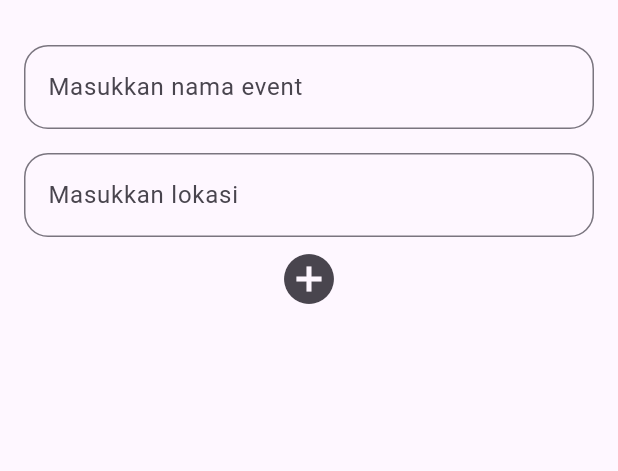
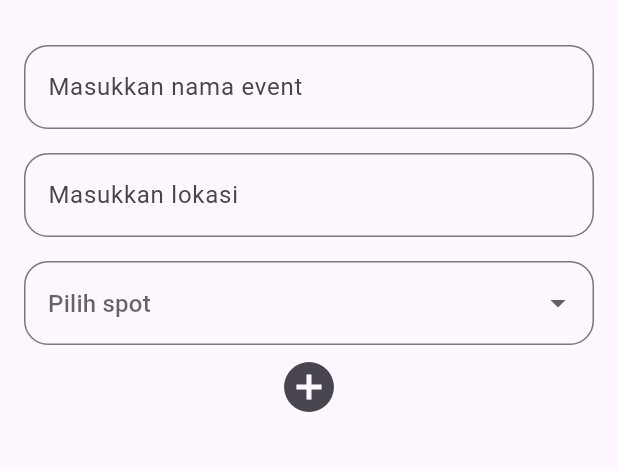
Before and after one commit to bonarwilfredproject/belajar_flutter_ppkd, a Flutter app: the screen it shows after launch, after a tap on "Buat Event", on a phone screen of 412 x 824 dp, the part 63-534 px from its top. Run offline on Flutter 3.47's test engine with Material 3 defaults, Android fonts, the phone set to English and light mode, and no system bars; our stand-ins replace animated_bottom_navigation_bar, shared_preferences, sqflite; accounts and stored records are empty; network calls fail.

Commit message:
ella cantik

```diff
--- a/lib/database/sqflite.dart
+++ b/lib/database/sqflite.dart
@@ -15,7 +15,7 @@ class DBHelper {
           'CREATE TABLE siswa (id INTEGER PRIMARY KEY AUTOINCREMENT, nama TEXT, kelas TEXT)',
         );
         await db.execute(
-          'CREATE TABLE event (id INTEGER PRIMARY KEY AUTOINCREMENT, nama_event TEXT, lokasi TEXT)',
+          'CREATE TABLE event (id INTEGER PRIMARY KEY AUTOINCREMENT, nama_event TEXT, lokasi TEXT, spot TEXT)',
         );
       },
       onUpgrade: (db, oldVersion, newVersion) async {
@@ -26,7 +26,7 @@ class DBHelper {
         }
         if (oldVersion < 3) {
           await db.execute(
-            'CREATE TABLE event (id INTEGER PRIMARY KEY AUTOINCREMENT, nama_event TEXT, lokasi TEXT)',
+            'CREATE TABLE event (id INTEGER PRIMARY KEY AUTOINCREMENT, nama_event TEXT, lokasi TEXT, spot TEXT)',
           );
         }
       },
--- a/lib/models/event_model.dart
+++ b/lib/models/event_model.dart
@@ -5,13 +5,20 @@ class EventModel {
   final int? id;
   final String namaEvent;
   final String lokasi;
-  EventModel({this.id, required this.namaEvent, required this.lokasi});
+  final String spot;
+  EventModel({
+    this.id,
+    required this.namaEvent,
+    required this.lokasi,
+    required this.spot,
+  });
 
   Map<String, dynamic> toMap() {
     return <String, dynamic>{
       'id': id,
       'nama_event': namaEvent,
       'lokasi': lokasi,
+      'spot': spot,
     };
   }
 
@@ -20,6 +27,7 @@ class EventModel {
       id: map['id'] != null ? map['id'] as int : null,
       namaEvent: map['nama_event'] as String,
       lokasi: map['lokasi'] as String,
+      spot: map['spot'] as String,
     );
   }
 
--- a/lib/tugas_11/tugas_11_screen.dart
+++ b/lib/tugas_11/tugas_11_screen.dart
@@ -15,6 +15,9 @@ class _Tugas11ScreenState extends State<Tugas11Screen> {
   GlobalKey<FormState> _formKey = GlobalKey();
   TextEditingController namaEventController = TextEditingController();
   TextEditingController lokasiController = TextEditingController();
+  String? selectedSpot;
+  final List<String> spotList = ["Outdoor", "Indoor"];
+
   @override
   Widget build(BuildContext context) {
     return Scaffold(
@@ -49,6 +52,23 @@ class _Tugas11ScreenState extends State<Tugas11Screen> {
                   },
                   decoration: decorationConstant(hintText: "Masukkan lokasi"),
                 ),
+                SizedBox(height: 16),
+                DropdownButtonFormField(
+                  decoration: decorationConstant(hintText: "Pilih spot"),
+                  validator: (value) =>
+                      value == null ? "Belum pilih spot" : null,
+                  items: spotList
+                      .map(
+                        (spot) =>
+                            DropdownMenuItem(value: spot, child: Text(spot)),
+                      )
+                      .toList(),
+                  onChanged: (value) {
+                    setState(() {
+                      selectedSpot = value;
+                    });
+                  },
+                ),
                 IconButton(
                   onPressed: () {
                     if (_formKey.currentState!.validate()) {
@@ -56,6 +76,7 @@ class _Tugas11ScreenState extends State<Tugas11Screen> {
                         EventModel(
                           namaEvent: namaEventController.text,
                           lokasi: lokasiController.text,
+                          spot: selectedSpot!,
                         ),
                       );
                       setState(() {
--- a/lib/utils/event_tile.dart
+++ b/lib/utils/event_tile.dart
@@ -30,6 +30,12 @@ Container eventTile(EventModel? items) {
             Expanded(flex: 4, child: Text(items.id.toString())),
           ],
         ),
+        Row(
+          children: [
+            Expanded(child: Icon(Icons.beach_access)),
+            Expanded(flex: 4, child: Text(items.spot)),
+          ],
+        ),
       ],
     ),
   );
```
Also changed, not shown: lib/tugas_7/tugas_7_drop_down.dart (+10 -9 lines).
